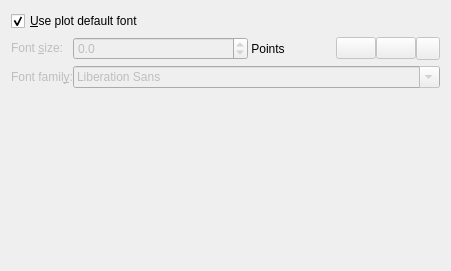
This is src/libkstapp/overridelabeltab.ui in Kst-plot/kst as Qt 5 draws it before an edit. The edited form follows.
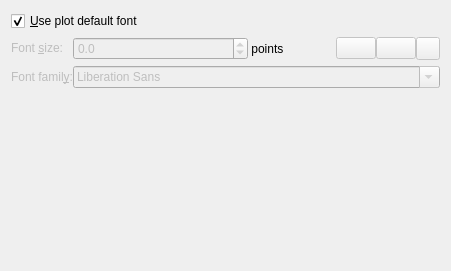
This is the edited form. Custom widgets are drawn as their Qt base class.

Diff of the .ui file:
```diff
--- a/src/libkstapp/overridelabeltab.ui
+++ b/src/libkstapp/overridelabeltab.ui
@@ -162,7 +162,7 @@
      <item row="1" column="3">
       <widget class="QLabel" name="label">
        <property name="text">
-        <string> Points</string>
+        <string> points</string>
        </property>
       </widget>
      </item>
```
